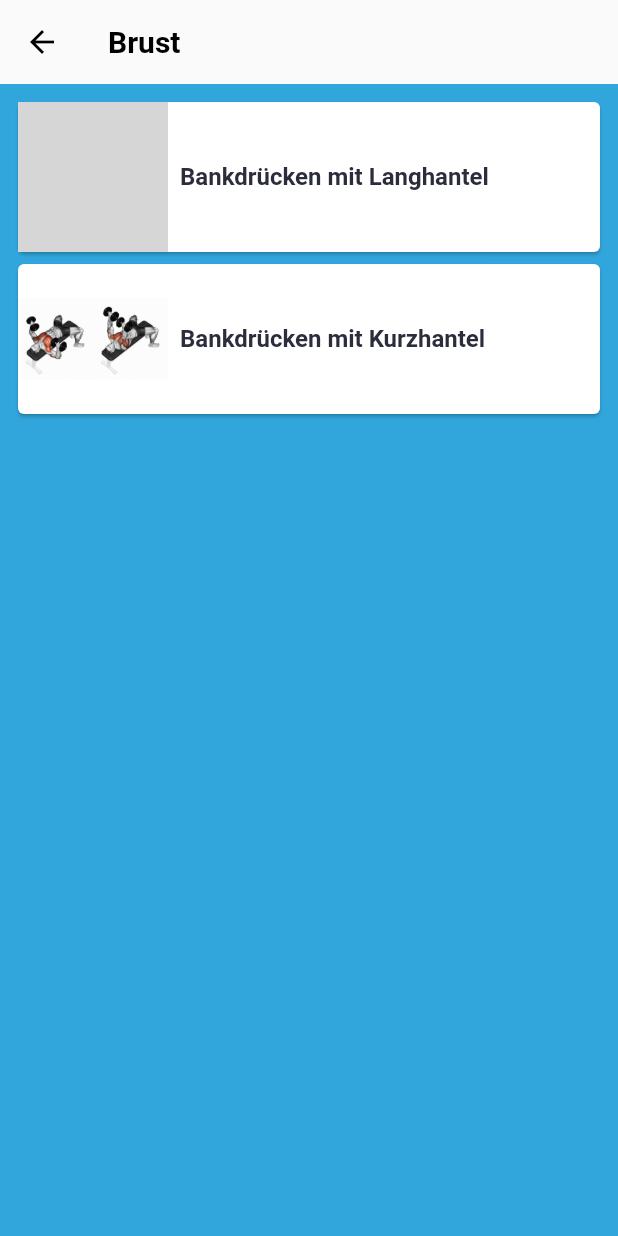
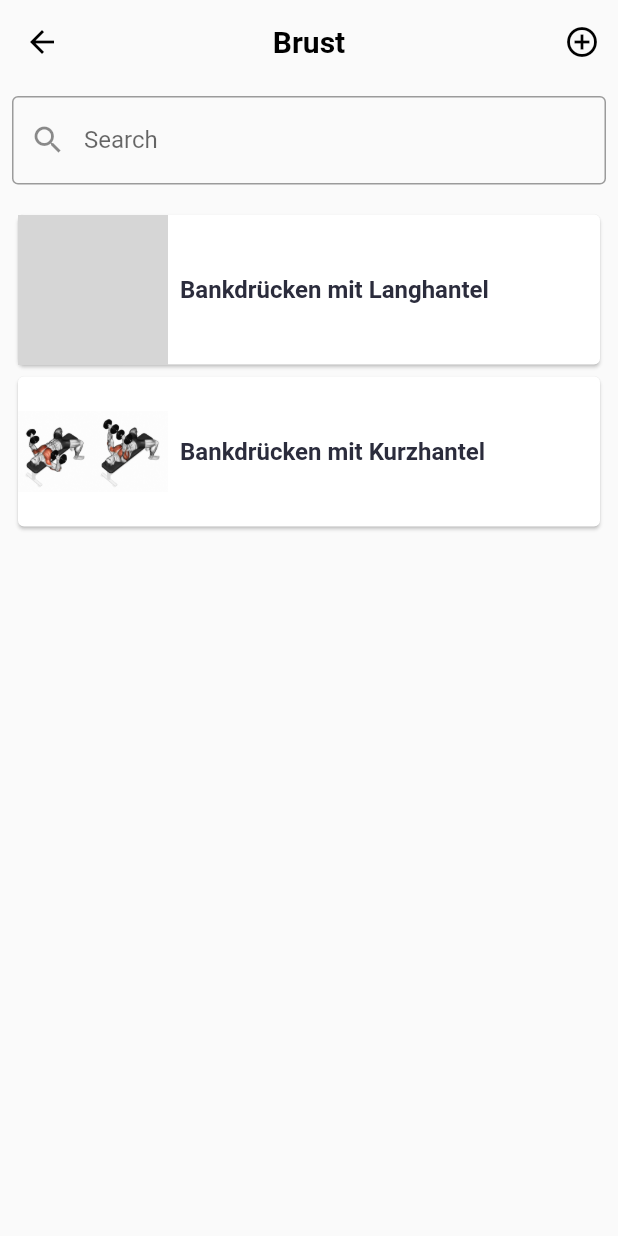
Before and after one commit to markfreeze10/Flutter, a Flutter app: the ExerciseScreen screen opened directly, after a tap on "Brust", on a phone screen of 412 x 824 dp. Run offline on Flutter 3.47's test engine with Material 2 defaults, Android fonts, the phone set to English and light mode, and no system bars; our stand-ins replace cloud_firestore, firebase_auth, firebase_core, fluttertoast, ionicons; accounts and stored records are empty; grey boxes are pictures that could not be loaded.

Commit message:
Exercise PopUp, Add, Search

```diff
--- a/myfitnessapp/lib/screens/exercise.dart
+++ b/myfitnessapp/lib/screens/exercise.dart
@@ -18,8 +18,6 @@ class _ExerciseScreenState extends State<ExerciseScreen> {
     ),
   );
 
-  double widthSizedbox = 0.9;
-  double heigthSizedbox = 0.065;
   BodyCategory bodyCategory = BodyCategory.abs;
 
   @override
@@ -42,165 +40,21 @@ class _ExerciseScreenState extends State<ExerciseScreen> {
                                   fontWeight: FontWeight.bold,
                                   color: Color(0xff31a6dc))))),
                   SizedBox(height: 20),
-                  SizedBox(
-                      width: MediaQuery.of(context).size.width * widthSizedbox,
-                      height:
-                          MediaQuery.of(context).size.height * heigthSizedbox,
-                      child: ElevatedButton(
-                          style: style,
-                          child: Text('Brust'),
-                          onPressed: () {
-                            setState(() {
-                              bodyCategory = BodyCategory.chest;
-                            });
-                            Navigator.push(
-                                context,
-                                MaterialPageRoute(
-                                    builder: (context) =>
-                                        const ExerciseListScreen(),
-                                    settings: RouteSettings(
-                                        arguments: bodyCategory)));
-                          })),
+                  initializeButton('Brust', BodyCategory.chest),
                   SizedBox(height: 10),
-                  SizedBox(
-                      width: MediaQuery.of(context).size.width * widthSizedbox,
-                      height:
-                          MediaQuery.of(context).size.height * heigthSizedbox,
-                      child: ElevatedButton(
-                          style: style,
-                          child: Text('Rücken'),
-                          onPressed: () {
-                            setState(() {
-                              bodyCategory = BodyCategory.back;
-                            });
-                            Navigator.push(
-                                context,
-                                MaterialPageRoute(
-                                    builder: (context) =>
-                                        const ExerciseListScreen(),
-                                    settings: RouteSettings(
-                                        arguments: bodyCategory)));
-                          })),
+                  initializeButton('Rücken', BodyCategory.back),
                   SizedBox(height: 10),
-                  SizedBox(
-                      width: MediaQuery.of(context).size.width * widthSizedbox,
-                      height:
-                          MediaQuery.of(context).size.height * heigthSizedbox,
-                      child: ElevatedButton(
-                          style: style,
-                          child: Text('Arme'),
-                          onPressed: () {
-                            setState(() {
-                              bodyCategory = BodyCategory.arms;
-                            });
-                            Navigator.push(
-                                context,
-                                MaterialPageRoute(
-                                    builder: (context) =>
-                                        const ExerciseListScreen(),
-                                    settings: RouteSettings(
-                                        arguments: bodyCategory)));
-                          })),
+                  initializeButton('Arme', BodyCategory.arms),
                   SizedBox(height: 10),
-                  SizedBox(
-                      width: MediaQuery.of(context).size.width * widthSizedbox,
-                      height:
-                          MediaQuery.of(context).size.height * heigthSizedbox,
-                      child: ElevatedButton(
-                          style: style,
-                          child: Text('Schultern'),
-                          onPressed: () {
-                            setState(() {
-                              bodyCategory = BodyCategory.shoulders;
-                            });
-                            Navigator.push(
-                                context,
-                                MaterialPageRoute(
-                                    builder: (context) =>
-                                        const ExerciseListScreen(),
-                                    settings: RouteSettings(
-                                        arguments: bodyCategory)));
-                          })),
+                  initializeButton('Schultern', BodyCategory.shoulders),
                   SizedBox(height: 10),
-                  SizedBox(
-                      width: MediaQuery.of(context).size.width * widthSizedbox,
-                      height:
-                          MediaQuery.of(context).size.height * heigthSizedbox,
-                      child: ElevatedButton(
-                          style: style,
-                          child: Text('Beine'),
-                          onPressed: () {
-                            setState(() {
-                              bodyCategory = BodyCategory.legs;
-                            });
-                            Navigator.push(
-                                context,
-                                MaterialPageRoute(
-                                    builder: (context) =>
-                                        const ExerciseListScreen(),
-                                    settings: RouteSettings(
-                                        arguments: bodyCategory)));
-                          })),
+                  initializeButton('Beine', BodyCategory.legs),
                   SizedBox(height: 10),
-                  SizedBox(
-                      width: MediaQuery.of(context).size.width * widthSizedbox,
-                      height:
-                          MediaQuery.of(context).size.height * heigthSizedbox,
-                      child: ElevatedButton(
-                          style: style,
-                          child: Text('Bauch'),
-                          onPressed: () {
-                            setState(() {
-                              bodyCategory = BodyCategory.abs;
-                            });
-                            Navigator.push(
-                                context,
-                                MaterialPageRoute(
-                                    builder: (context) =>
-                                        const ExerciseListScreen(),
-                                    settings: RouteSettings(
-                                        arguments: bodyCategory)));
-                          })),
+                  initializeButton('Bauch', BodyCategory.abs),
                   SizedBox(height: 10),
-                  SizedBox(
-                      width: MediaQuery.of(context).size.width * widthSizedbox,
-                      height:
-                          MediaQuery.of(context).size.height * heigthSizedbox,
-                      child: ElevatedButton(
-                          style: style,
-                          child: Text('Mobility'),
-                          onPressed: () {
-                            setState(() {
-                              bodyCategory = BodyCategory.mobility;
-                            });
-                            Navigator.push(
-                                context,
-                                MaterialPageRoute(
-                                    builder: (context) =>
-                                        const ExerciseListScreen(),
-                                    settings: RouteSettings(
-                                        arguments: bodyCategory)));
-                          })),
+                  initializeButton('Mobility', BodyCategory.mobility),
                   SizedBox(height: 10),
-                  SizedBox(
-                      width: MediaQuery.of(context).size.width * widthSizedbox,
-                      height:
-                          MediaQuery.of(context).size.height * heigthSizedbox,
-                      child: ElevatedButton(
-                          style: style,
-                          child: Text('Alle Kategorien'),
-                          onPressed: () {
-                            setState(() {
-                              bodyCategory = BodyCategory.all;
-                            });
-                            Navigator.push(
-                                context,
-                                MaterialPageRoute(
-                                    builder: (context) =>
-                                        const ExerciseListScreen(),
-                                    settings: RouteSettings(
-                                        arguments: bodyCategory)));
-                          })),
+                  initializeButton('Alle Übungen', BodyCategory.all)
                 ])));
   }
 
@@ -211,7 +65,23 @@ class _ExerciseScreenState extends State<ExerciseScreen> {
             builder: (context) => const ExerciseListScreen(),
             settings: RouteSettings(arguments: bodyCategory)));
   }
+
+  Widget initializeButton(String buttonName, BodyCategory category) {
+    return SizedBox(
+        width: MediaQuery.of(context).size.width * 0.9,
+        height: MediaQuery.of(context).size.height * 0.065,
+        child: ElevatedButton(
+            style: style,
+            child: Text(buttonName),
+            onPressed: () {
+              setState(() {
+                bodyCategory = category;
+              });
+              _navigateToNextScreen(context);
+            }));
+  }
 }
+// -----------------------------------------------------------------------
 
 class ExerciseListScreen extends StatefulWidget {
   const ExerciseListScreen({Key? key}) : super(key: key);
@@ -221,13 +91,35 @@ class ExerciseListScreen extends StatefulWidget {
 }
 
 class _ExerciseListScreen extends State<ExerciseListScreen> {
-//BodyCategory cat = _ExerciseScreenState().getCategory;
+  TextEditingController searchController = TextEditingController();
+  TextEditingController exerciseController = TextEditingController();
+
+  List<ExerciseData> searchList = [];
+  List<ExerciseData> addedExercises = [];
+  List<ExerciseData> tempList = Exercises;
+
+  List<BodyCategory> allCategories = [
+    BodyCategory.chest,
+    BodyCategory.back,
+    BodyCategory.arms,
+    BodyCategory.shoulders,
+    BodyCategory.legs,
+    BodyCategory.abs,
+    BodyCategory.mobility
+  ];
+
+  BodyCategory dropDownCategory = BodyCategory.back;
+  String test = '1';
+  ExerciseData exerciseData = new ExerciseData(
+      name: 'Liegestütze',
+      description: '...',
+      category: BodyCategory.chest,
+      imageName: 'assets/strong.png');
 
   @override
   Widget build(BuildContext context) {
     final category = ModalRoute.of(context)!.settings.arguments as BodyCategory;
     String categoryName = getCategoryName(category);
-    //final List<ExerciseData> exerciseData = Exercises.where(Exercises[index])
 
     return Scaffold(
         appBar: AppBar(
@@ -239,77 +131,102 @@ class _ExerciseListScreen extends State<ExerciseListScreen> {
           title: Text(categoryName,
               style:
                   TextStyle(color: Colors.black, fontWeight: FontWeight.bold)),
+          centerTitle: true,
           elevation: 0,
+          actions: [
+            IconButton(
+                onPressed: () {
+                  setState(() {
+                    //addedExercises.add(exerciseData);
+                    tempList = addedExercises + Exercises;
+                    addExercise();
+                  });
+                },
+                icon: Icon(Icons.add_circle_outline, color: Colors.black))
+          ],
         ),
         body: Container(
-          color: Color(0xff31a6dc),
+            //Container für die Suchfunktion über den Übungen
+            child: Column(children: <Widget>[
+          Padding(
+              padding: const EdgeInsets.all(8),
+              child: TextField(
+                onChanged: (value) {
+                  onSearchChanged(value, category);
+                },
+                controller: searchController,
+                decoration: InputDecoration(
+                    labelText: "Search",
+                    //hintText: "Search",
+                    prefixIcon: Icon(Icons.search),
+                    border: OutlineInputBorder(
+                        borderRadius: BorderRadius.all(Radius.circular(4.0)))),
+              )),
+          searchList.isNotEmpty || searchController.text.isNotEmpty
+              ? expandList(searchList, category)
+              : expandList(tempList, category),
+        ])));
+  }
 
-          //margin: EdgeInsets.all(8),
-          padding: EdgeInsets.all(8),
-          child: ListView.builder(
-
-              //padding: EdgeInsets.only(top: 8.0),
-              itemCount: Exercises.length,
-              itemBuilder: (BuildContext context, int index) {
-                if (Exercises[index].category == category) {
-                  return GestureDetector(
-                      onTap: () {
-                        createPopUp(
-                            context,
-                            Exercises[index].name,
-                            Exercises[index].description,
-                            Exercises[index].imageName,
-                            category);
+  addExercise() {
+    String dropdownValue = 'One';
+    return showDialog(
+        context: context,
+        builder: (context) {
+          return AlertDialog(
+              title: Text('Übung hinzufügen'),
+              content: Container(
+                  width: MediaQuery.of(context).size.width * 0.8,
+                  height: MediaQuery.of(context).size.height * 0.5,
+                  child: Column(children: <Widget>[
+                    Padding(
+                        padding: EdgeInsets.all(4),
+                        child: Text('Name der Übung: ')),
+                    Padding(
+                        padding: EdgeInsets.all(10),
+                        child: TextField(
+                          decoration: InputDecoration(
+                              border: OutlineInputBorder(
+                                  borderRadius:
+                                      BorderRadius.all(Radius.circular(4.0)))),
+                        )),
+                    Padding(
+                        padding: EdgeInsets.all(4),
+                        child: Text('Beschreibung:')),
+                    Padding(
+                        padding: EdgeInsets.all(10),
+                        child: TextField(
+                          decoration: InputDecoration(
+                              border: OutlineInputBorder(
+                                  borderRadius:
+                                      BorderRadius.all(Radius.circular(4.0)))),
+                        )),
+                    Padding(
+                        padding: EdgeInsets.all(4), child: Text('Kategorie: ')),
+                    DropdownButton<String>(
+                      value: dropdownValue,
+                      icon: const Icon(Icons.arrow_downward),
+                      elevation: 16,
+                      style: const TextStyle(color: Colors.deepPurple),
+                      underline: Container(
+                        height: 2,
+                        color: Colors.deepPurpleAccent,
+                      ),
+                      onChanged: (String? newValue) {
+                        setState(() {
+                          dropdownValue = newValue!;
+                        });
                       },
-                      child: Card(
-                          child: Row(children: <Widget>[
-                        Container(
-                          width: 100,
-                          height: 100,
-                          child: Image.asset(Exercises[index].imageName),
-                        ),
-                        Container(
-                            child: Padding(
-                                padding: EdgeInsets.all(8),
-                                child: Text('${Exercises[index].name}',
-                                    maxLines: 3,
-                                    style: TextStyle(
-                                        color: Color(0xff2b2c3c),
-                                        fontSize: 16,
-                                        fontWeight: FontWeight.bold))))
-                      ])));
-                } else if (category == BodyCategory.all) {
-                  return GestureDetector(
-                      onTap: () {
-                        createPopUp(
-                            context,
-                            Exercises[index].name,
-                            Exercises[index].description,
-                            Exercises[index].imageName,
-                            category);
-                      },
-                      child: Card(
-                          child: Row(children: <Widget>[
-                        Container(
-                          width: 100,
-                          height: 100,
-                          child: Image.asset(Exercises[index].imageName),
-                        ),
-                        Container(
-                            child: Padding(
-                                padding: EdgeInsets.all(8),
-                                child: Text('${Exercises[index].name}',
-                                    maxLines: 3,
-                                    style: TextStyle(
-                                        color: Color(0xff2b2c3c),
-                                        fontSize: 16,
-                                        fontWeight: FontWeight.bold))))
-                      ])));
-                } else {
-                  return const SizedBox();
-                }
-              }),
-        ));
+                      items: <String>['One', 'Two', 'Free', 'Four']
+                          .map<DropdownMenuItem<String>>((String value) {
+                        return DropdownMenuItem<String>(
+                          value: value,
+                          child: Text(value),
+                        );
+                      }).toList(),
+                    )
+                  ])));
+        });
   }
 
   createPopUp(context, String name, String description, String imageName,
@@ -342,4 +259,94 @@ class _ExerciseListScreen extends State<ExerciseListScreen> {
                       ))));
         });
   }
+
+  onSearchChanged(String value, BodyCategory category) async {
+    setState(() {
+      searchList = tempList
+          .where((ExerciseData) =>
+              ExerciseData.name.toLowerCase().contains(value.toLowerCase()) &&
+              (ExerciseData.category == category ||
+                  category == BodyCategory.all))
+          .toList();
+    });
+  }
+
+  Widget expandList(List<ExerciseData> list, BodyCategory category) {
+    return Expanded(
+      //Expanded mit Liste der Übungen
+      child: ListView.builder(
+          padding: EdgeInsets.all(8),
+          itemCount: list.length,
+          itemBuilder: (BuildContext context, int index) {
+            if (list[index].category == category) {
+              return Dismissible(
+                key: UniqueKey(),
+                child: GestureDetector(
+                    onTap: () {
+                      createPopUp(
+                          context,
+                          list[index].name,
+                          list[index].description,
+                          list[index].imageName,
+                          category);
+                    },
+                    child: Card(
+                        child: Row(children: <Widget>[
+                      Container(
+                        width: 100,
+                        height: 100,
+                        child: Image.asset(list[index].imageName),
+                      ),
+                      Container(
+                          child: Padding(
+                        padding: EdgeInsets.all(8),
+                        child: Text('${list[index].name}',
+                            maxLines: 3,
+                            style: TextStyle(
+                                color: Color(0xff2b2c3c),
+                                fontSize: 16,
+                                fontWeight: FontWeight.bold)),
+                      ))
+                    ]))),
+                onDismissed: (direction) {
+                  setState(() {
+                    list.removeAt(index);
+                  });
+                },
+              );
+            } else if (category == BodyCategory.all) {
+              return Dismissible(
+                  key: UniqueKey(),
+                  child: GestureDetector(
+                      onTap: () {
+                        createPopUp(
+                            context,
+                            list[index].name,
+                            list[index].description,
+                            list[index].imageName,
+                            category);
+                      },
+                      child: Card(
+                          child: Row(children: <Widget>[
+                        Container(
+                          width: 100,
+                          height: 100,
+                          child: Image.asset(list[index].imageName),
+                        ),
+                        Container(
+                            child: Padding(
+                                padding: EdgeInsets.all(8),
+                                child: Text('${list[index].name}',
+                                    maxLines: 3,
+                                    style: TextStyle(
+                                        color: Color(0xff2b2c3c),
+                                        fontSize: 16,
+                                        fontWeight: FontWeight.bold))))
+                      ]))));
+            } else {
+              return const SizedBox();
+            }
+          }),
+    );
+  }
 }
--- a/myfitnessapp/lib/userdata/exercise_data.dart
+++ b/myfitnessapp/lib/userdata/exercise_data.dart
@@ -27,7 +27,7 @@ String getCategoryName(BodyCategory category) {
       return 'Mobility';
       break;
     case BodyCategory.all:
-      return 'Alle Kategorien';
+      return 'Alle Übungen';
       break;
     default:
       return 'Fehler';
```
Also changed, not shown: myfitnessapp/assets/strong.png (added), myfitnessapp/pubspec.lock.
